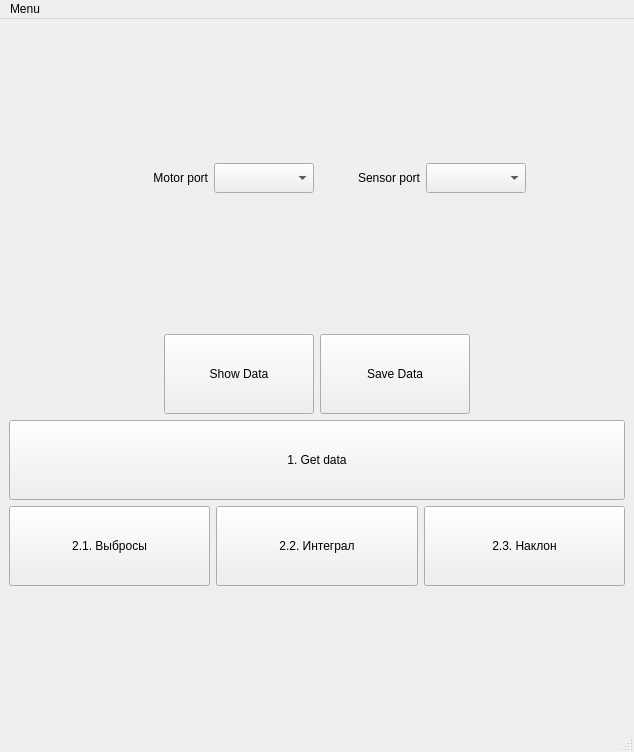
BuslaySt/Helmholz-Polymagnit, file HelmUI.ui: the form before one commit.
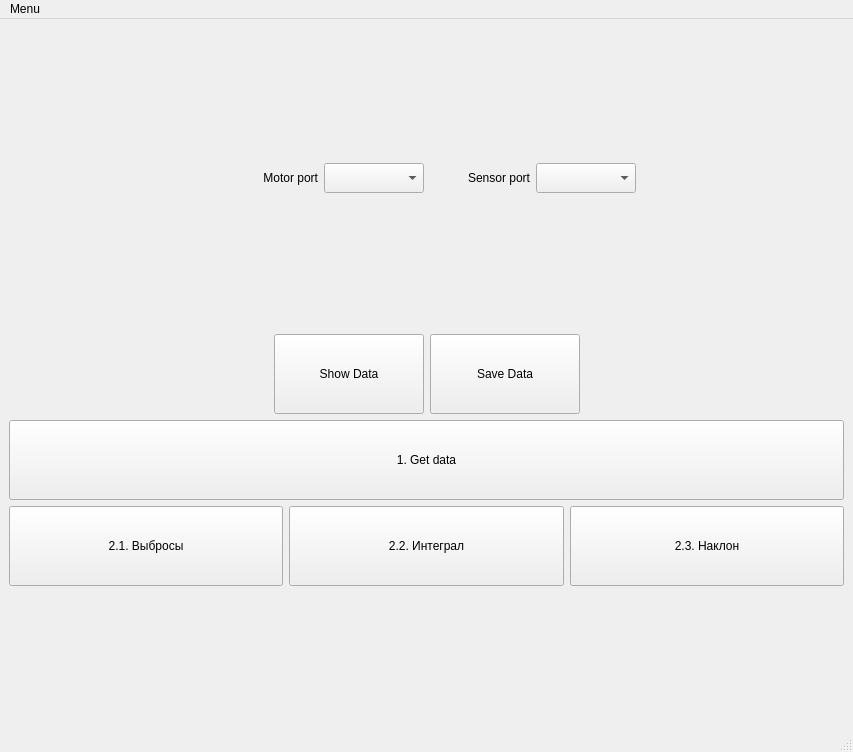
The form after the commit. Icons and pictures are not drawn.

What changed in the file:
```diff
--- a/HelmUI.ui
+++ b/HelmUI.ui
@@ -6,7 +6,7 @@
    <rect>
     <x>0</x>
     <y>0</y>
-    <width>634</width>
+    <width>853</width>
     <height>752</height>
    </rect>
   </property>
@@ -228,7 +228,7 @@
     <rect>
      <x>0</x>
      <y>0</y>
-     <width>634</width>
+     <width>853</width>
      <height>21</height>
     </rect>
    </property>
```
Left out of the diff: 4 changed lines with no effect on the pictures.
